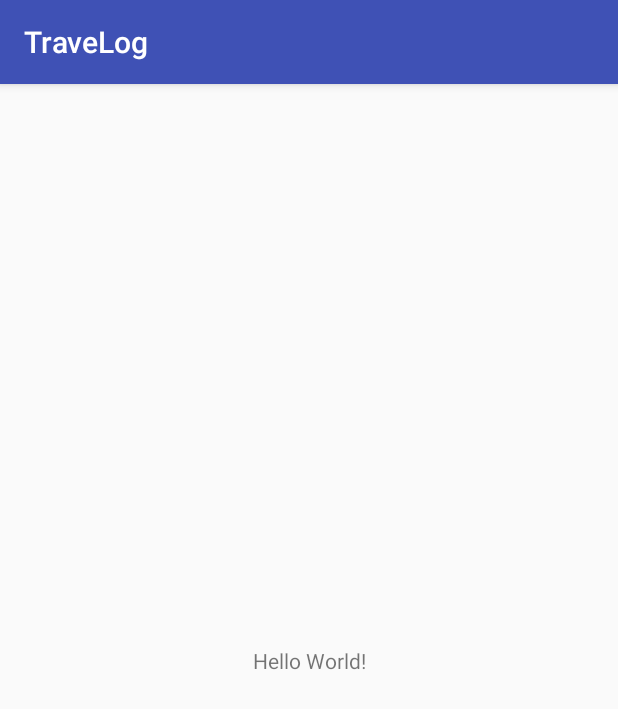
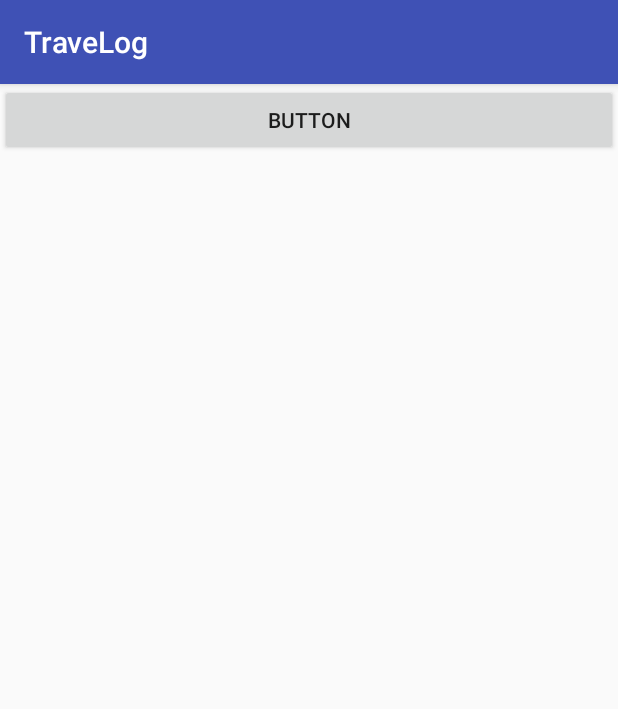
Before and after one commit to Party4Bread/TraveLog, an Android app: the screen it shows after launch (MainActivity), on a phone screen of 412 x 824 dp. Shown: the top 709 px of the screen. Run offline under Robolectric (Android 15) with nearby library versions, the phone set to English and light mode, and no system bars.

Commit message:
터져욨!
메모리가!

```diff
--- a/app/build.gradle
+++ b/app/build.gradle
@@ -5,7 +5,7 @@ android {
     buildToolsVersion "26.0.1"
     defaultConfig {
         applicationId "com.sigong.travelog"
-        minSdkVersion 22
+        minSdkVersion 18
         targetSdkVersion 26
         versionCode 1
         versionName "1.0"
@@ -24,7 +24,10 @@ dependencies {
     androidTestCompile('com.android.support.test.espresso:espresso-core:2.2.2', {
         exclude group: 'com.android.support', module: 'support-annotations'
     })
+    compile 'com.github.clans:fab:1.6.4'
     compile 'com.android.support:appcompat-v7:26.+'
     compile 'com.android.support.constraint:constraint-layout:1.0.2'
+    compile 'com.android.support:design:26.+'
     testCompile 'junit:junit:4.12'
+    compile 'com.google.android.gms:play-services-maps:11.0.4'
 }
--- a/app/src/main/java/com/sigong/travelog/MainActivity.java
+++ b/app/src/main/java/com/sigong/travelog/MainActivity.java
@@ -1,7 +1,10 @@
 package com.sigong.travelog;
 
+import android.content.Intent;
 import android.support.v7.app.AppCompatActivity;
 import android.os.Bundle;
+import android.view.View;
+import android.widget.Button;
 
 public class MainActivity extends AppCompatActivity {
 
@@ -10,4 +13,8 @@ public class MainActivity extends AppCompatActivity {
         super.onCreate(savedInstanceState);
         setContentView(R.layout.activity_main);
     }
+    public void StartLogger(View v){
+        Intent intent = new Intent(this, LogActivity.class);
+        startActivity(intent);
+    }
 }
--- a/app/src/main/res/layout/activity_main.xml
+++ b/app/src/main/res/layout/activity_main.xml
@@ -1,18 +1,16 @@
 <?xml version="1.0" encoding="utf-8"?>
-<android.support.constraint.ConstraintLayout xmlns:android="http://schemas.android.com/apk/res/android"
+<LinearLayout xmlns:android="http://schemas.android.com/apk/res/android"
     xmlns:app="http://schemas.android.com/apk/res-auto"
     xmlns:tools="http://schemas.android.com/tools"
     android:layout_width="match_parent"
     android:layout_height="match_parent"
     tools:context="com.sigong.travelog.MainActivity">
 
-    <TextView
+    <Button
+        android:id="@+id/button3"
         android:layout_width="wrap_content"
         android:layout_height="wrap_content"
-        android:text="Hello World!"
-        app:layout_constraintBottom_toBottomOf="parent"
-        app:layout_constraintLeft_toLeftOf="parent"
-        app:layout_constraintRight_toRightOf="parent"
-        app:layout_constraintTop_toTopOf="parent" />
-
-</android.support.constraint.ConstraintLayout>
+        android:layout_weight="1"
+        android:text="Button"
+        android:onClick="StartLogger"/>
+</LinearLayout>
--- /dev/null
+++ b/app/src/main/res/values/dimens.xml
@@ -0,0 +1,3 @@
+<resources>
+    <dimen name="fab_margin">16dp</dimen>
+</resources>
--- a/app/src/main/res/values/strings.xml
+++ b/app/src/main/res/values/strings.xml
@@ -1,3 +1,4 @@
 <resources>
     <string name="app_name">TraveLog</string>
+    <string name="title_activity_log">LogActivity</string>
 </resources>
--- a/app/src/main/res/values/styles.xml
+++ b/app/src/main/res/values/styles.xml
@@ -8,4 +8,13 @@
         <item name="colorAccent">@color/colorAccent</item>
     </style>
 
+    <style name="AppTheme.NoActionBar">
+        <item name="windowActionBar">false</item>
+        <item name="windowNoTitle">true</item>
+    </style>
+
+    <style name="AppTheme.AppBarOverlay" parent="ThemeOverlay.AppCompat.Dark.ActionBar" />
+
+    <style name="AppTheme.PopupOverlay" parent="ThemeOverlay.AppCompat.Light" />
+
 </resources>
```
Also changed, not shown: app/src/main/AndroidManifest.xml (+7 -0 lines), app/src/main/java/com/sigong/travelog/LogActivity.java (added, +97 -0 lines), app/src/main/res/layout/activity_log.xml (added, +26 -0 lines).
